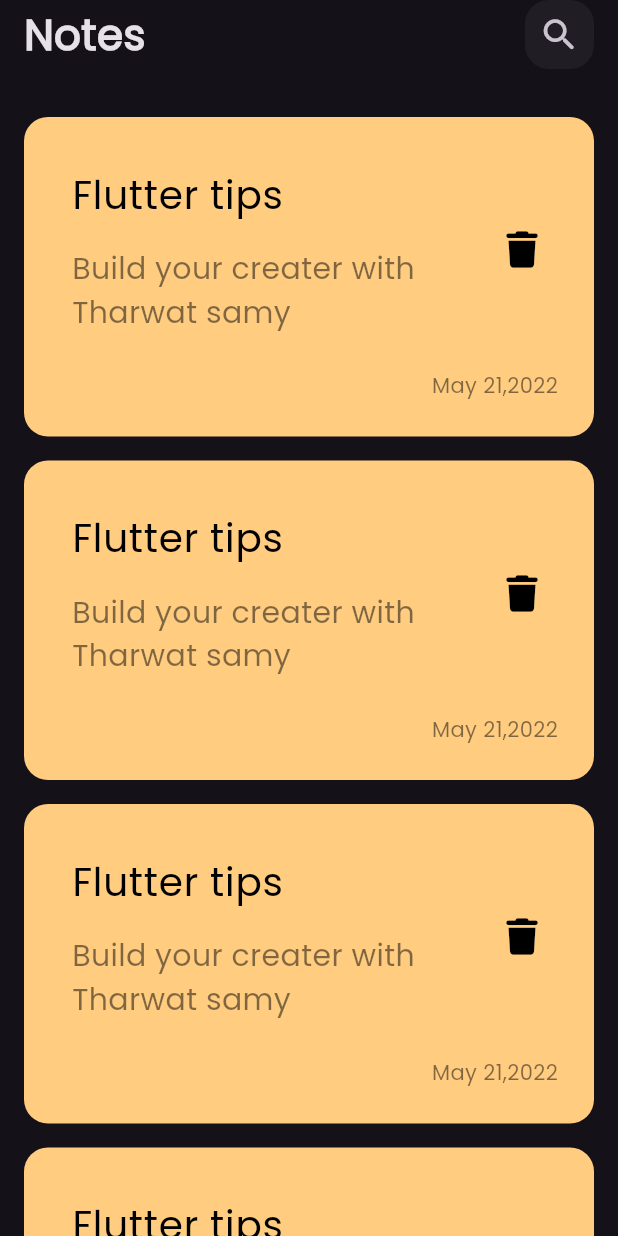
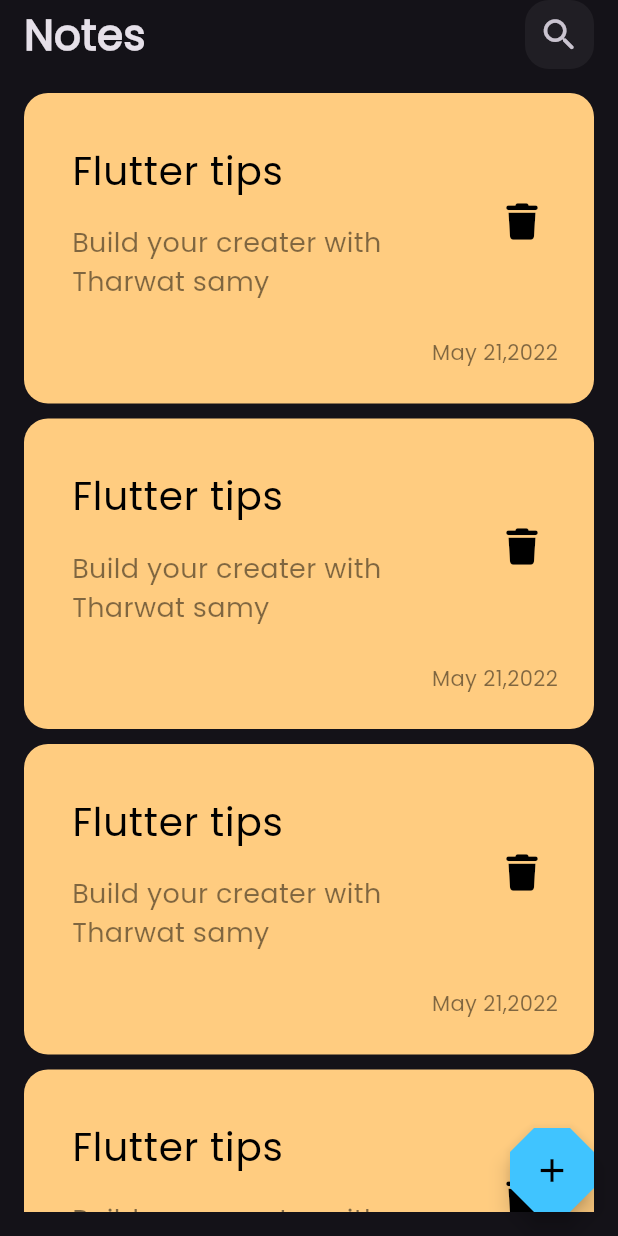
Before and after one commit to Abdo-Elsabagh/notes_app, a Flutter app: the screen it shows after launch, on a phone screen of 412 x 824 dp. Run offline on Flutter 3.47's test engine with Material 3 defaults, Android fonts, the light colour scheme and no system bars; our stand-ins replace font_awesome_flutter.

Commit message:
`Refactor UI components and add floating action button to NotesView`

```diff
--- a/lib/main.dart
+++ b/lib/main.dart
@@ -12,7 +12,27 @@
   Widget build(BuildContext context) {
     return MaterialApp(
       debugShowCheckedModeBanner: false,
-      theme: ThemeData(brightness: Brightness.dark, fontFamily: 'Poppins'),
+      theme: ThemeData(
+        brightness: Brightness.dark,
+        fontFamily: 'Poppins',
+        inputDecorationTheme: InputDecorationTheme(
+          labelStyle: const TextStyle(color: Colors.white),
+          suffixIconColor: Colors.white,
+          prefixIconColor: Colors.white,
+          focusedBorder: OutlineInputBorder(
+              borderRadius: BorderRadius.circular(20),
+              borderSide: const BorderSide(color: Colors.green)),
+          enabledBorder: OutlineInputBorder(
+              borderRadius: BorderRadius.circular(20),
+              borderSide: const BorderSide(color: Colors.white)),
+          focusedErrorBorder: OutlineInputBorder(
+              borderRadius: BorderRadius.circular(20),
+              borderSide: const BorderSide(color: Colors.red)),
+          errorBorder: OutlineInputBorder(
+              borderRadius: BorderRadius.circular(20),
+              borderSide: const BorderSide(color: Colors.red)),
+        ),
+      ),
       home: const NotesView(),
     );
   }
--- a/lib/views/notes_view.dart
+++ b/lib/views/notes_view.dart
@@ -1,4 +1,5 @@
 import 'package:flutter/material.dart';
+import 'package:notes_app/views/widgets/notes/add_note_bottom_sheet.dart';
 import 'package:notes_app/views/widgets/notes_view_bady.dart';
 
 class NotesView extends StatelessWidget {
@@ -6,8 +7,26 @@
 
   @override
   Widget build(BuildContext context) {
-    return const Scaffold(
-      body: NotesViewBady(),
+    return Scaffold(
+      floatingActionButton: FloatingActionButton(
+        onPressed: () {
+          showModalBottomSheet(
+            context: context,
+            builder: (context) {
+              return const AddNoteBottomSheet();
+            },
+          );
+        },
+        backgroundColor: Colors.lightBlueAccent,
+        //  shape: const CircleBorder(eccentricity: BorderSide.strokeAlignCenter),
+        shape: BeveledRectangleBorder(borderRadius: BorderRadius.circular(16)),
+        child: const Icon(
+          Icons.add,
+          color: Colors.black,
+          size: 26,
+        ),
+      ),
+      body: const NotesViewBady(),
     );
   }
 }
--- a/lib/views/widgets/custom_note_item.dart
+++ b/lib/views/widgets/custom_note_item.dart
@@ -2,8 +2,10 @@
 import 'package:font_awesome_flutter/font_awesome_flutter.dart';
 
 class NoteItem extends StatelessWidget {
-  const NoteItem({super.key});
-
+  const NoteItem({
+    super.key,
+  });
+  // Color? color;
   @override
   Widget build(BuildContext context) {
     return Container(
@@ -31,7 +33,7 @@
             subtitle: Text(
               'Build your creater with Tharwat samy',
               style: TextStyle(
-                fontSize: 20.0,
+                fontSize: 18.0,
                 color: Colors.black.withOpacity(.5),
               ),
             ),
--- a/lib/views/widgets/notes_list_view.dart
+++ b/lib/views/widgets/notes_list_view.dart
@@ -3,19 +3,23 @@
 
 class NotesListView extends StatelessWidget {
   const NotesListView({super.key});
-
+  final data = const [Color(0xffFFCC80), Color(0xff90CAF9), Color(0xffA5D6A7)];
   @override
   Widget build(BuildContext context) {
-    return ListView.separated(
+    return Padding(
+      padding: const EdgeInsets.symmetric(vertical: 16.0),
+      child: ListView.separated(
+        padding: EdgeInsets.zero,
         separatorBuilder: (context, index) {
           return const SizedBox(
-          height: 16,
+            height: 10,
           );
         },
         itemCount: 10,
         itemBuilder: (context, index) {
           return const NoteItem();
         },
+      ),
     );
   }
 }
--- a/lib/views/widgets/notes_view_bady.dart
+++ b/lib/views/widgets/notes_view_bady.dart
@@ -1,6 +1,5 @@
 import 'package:flutter/material.dart';
 import 'package:notes_app/views/widgets/custom_app_bar.dart';
-import 'package:notes_app/views/widgets/custom_note_item.dart';
 import 'package:notes_app/views/widgets/notes_list_view.dart';
 
 class NotesViewBady extends StatelessWidget {
@@ -17,9 +16,6 @@
               Center(
                 child: CutomeAppBar(),
               ),
-              SizedBox(
-                height: 32,
-              ),
               Expanded(child: NotesListView())
             ],
           ),
```
Also changed, not shown: lib/views/widgets/notes/add_note_bottom_sheet.dart (added, +36 -0 lines), lib/views/widgets/notes/custom_button.dart (added, +24 -0 lines), lib/views/widgets/notes/custom_text_filed.dart (added, +45 -0 lines). Lines whose indentation alone changed are shown as unchanged.
